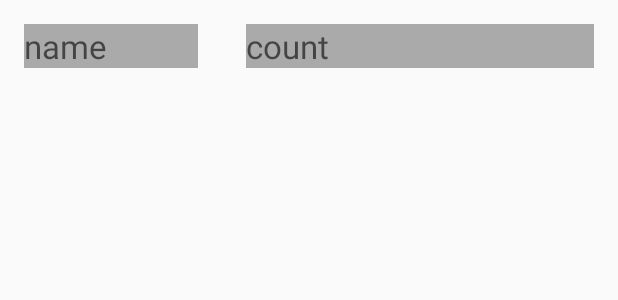
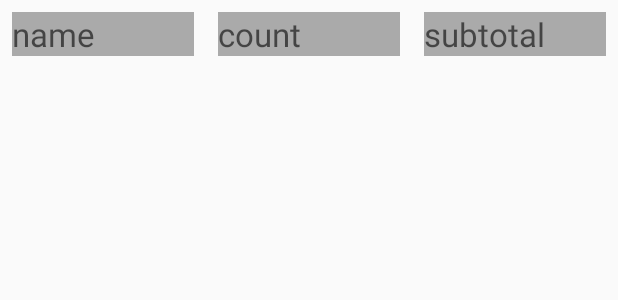
Before and after one commit to MOONYAN/EZShopping, an Android app: the layout item_cart.xml on its own in the app's theme, with its tools: preview values and no code run, on a phone screen of 412 x 824 dp. Shown: the top 300 px of the screen. Run offline under Robolectric (Android 15) with nearby library versions, the phone set to English and light mode, and no system bars.

Commit message:
add total view

```diff
--- a/app/src/main/java/tw/edu/ntut/ezshopping/ItemAdapter.java
+++ b/app/src/main/java/tw/edu/ntut/ezshopping/ItemAdapter.java
@@ -36,6 +36,7 @@ public class ItemAdapter extends RecyclerView.Adapter<ItemAdapter.ViewHolder>
         CartItem item = _itemList.get(position);
         holder._nameText.setText(item.Name);
         holder._countText.setText(item.Count+"");
+        holder._subtotalText.setText(item.Subtotal+"");
     }
 
     @Override
@@ -48,6 +49,7 @@ public class ItemAdapter extends RecyclerView.Adapter<ItemAdapter.ViewHolder>
     {
         private TextView _nameText;
         private TextView _countText;
+        private TextView _subtotalText;
         private View _rootView;
 
         public ViewHolder(View itemView)
@@ -56,6 +58,7 @@ public class ItemAdapter extends RecyclerView.Adapter<ItemAdapter.ViewHolder>
             _rootView = itemView;
             _nameText = (TextView) itemView.findViewById(R.id.name_text);
             _countText = (TextView) itemView.findViewById(R.id.count_text);
+            _subtotalText = (TextView) itemView.findViewById(R.id.subtotal_text);
         }
 
         public View getRootView()
--- a/app/src/main/res/layout/item_cart.xml
+++ b/app/src/main/res/layout/item_cart.xml
@@ -19,8 +19,18 @@
         android:layout_width="0dp"
         android:layout_height="wrap_content"
         android:layout_margin="@dimen/default_margin"
-        android:layout_weight="2"
+        android:layout_weight="1"
         android:background="#AAAAAA"
         android:hint="count"
         android:textAppearance="?android:attr/textAppearanceLarge"/>
+
+    <TextView
+        android:id="@+id/subtotal_text"
+        android:layout_width="0dp"
+        android:layout_height="wrap_content"
+        android:layout_margin="@dimen/default_margin"
+        android:layout_weight="1"
+        android:background="#AAAAAA"
+        android:hint="subtotal"
+        android:textAppearance="?android:attr/textAppearanceLarge"/>
 </LinearLayout>
--- a/app/src/main/res/values/dimens.xml
+++ b/app/src/main/res/values/dimens.xml
@@ -2,5 +2,5 @@
     <!-- Default screen margins, per the Android Design guidelines. -->
     <dimen name="activity_horizontal_margin">16dp</dimen>
     <dimen name="activity_vertical_margin">16dp</dimen>
-    <dimen name="default_margin">16sp</dimen>
+    <dimen name="default_margin">8sp</dimen>
 </resources>
```
Also changed, not shown: app/src/main/java/tw/edu/ntut/ezshopping/CartActivity.java (+10 -0 lines), app/src/main/res/layout/activity_cart.xml (+43 -8 lines), app/src/main/res/mipmap-hdpi/ic_launcher.png, app/src/main/res/mipmap-mdpi/ic_launcher.png, app/src/main/res/mipmap-xhdpi/ic_launcher.png, app/src/main/res/mipmap-xxhdpi/ic_launcher.png, app/src/main/res/mipmap-xxxhdpi/ic_launcher.png.
